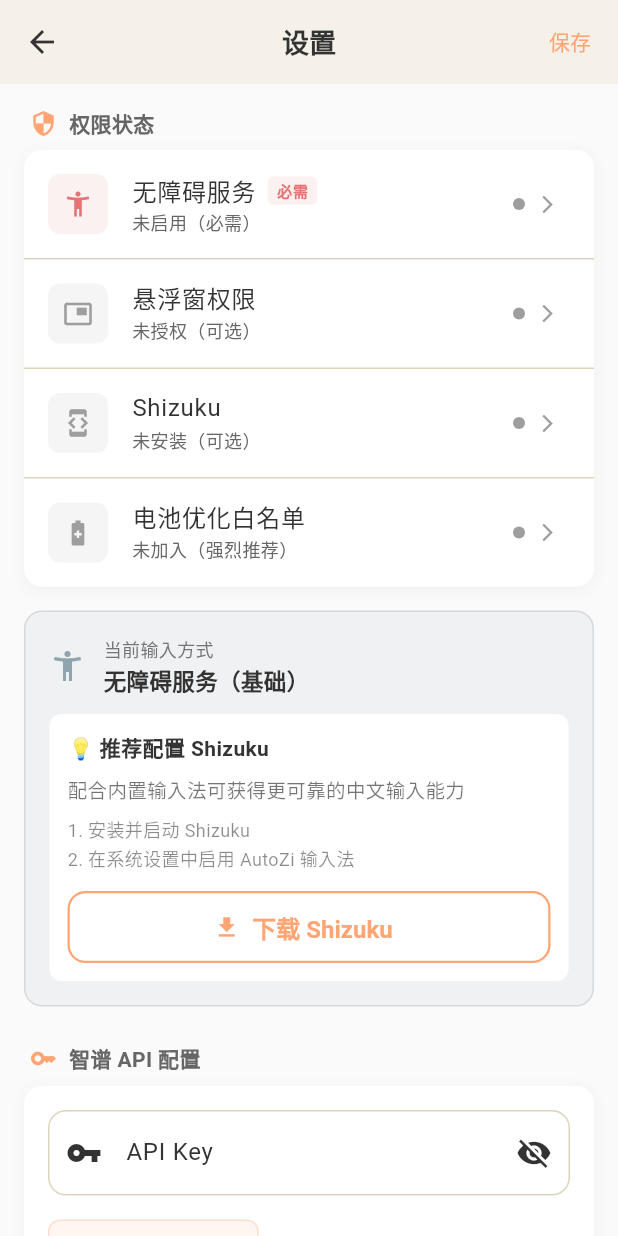
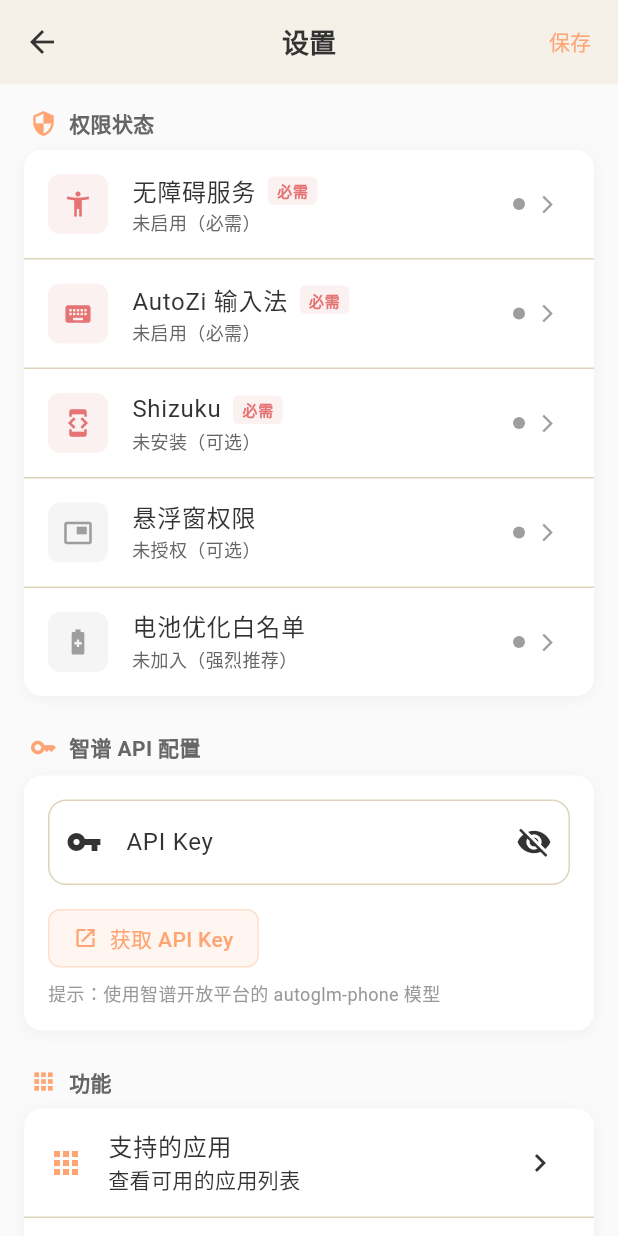
Before and after one commit to king0929zion/Auto-GLM-Android, a Flutter app: the SettingsPage screen opened by its route, after a tap on "Shizuku", on a phone screen of 412 x 824 dp. Run offline on Flutter 3.47's test engine with Material 3 defaults, Android fonts, the phone set to English and light mode, and no system bars; our stand-ins replace dio, shared_preferences; accounts and stored records are empty.

Commit message:
优化设置页：添加输入法权限引导，简化权限列表
- 添加 AutoZi 输入法检测和设置跳转
- 将 AutoZi 输入法和 Shizuku 设为必需
- 重新排序权限列表（必需在前）
- 移除输入方式说明卡片

```diff
--- a/lib/services/device/device_controller.dart
+++ b/lib/services/device/device_controller.dart
@@ -154,6 +154,26 @@ class DeviceController {
   Future<bool> stopKeepAliveService() async {
     try {
       final result = await _channel.invokeMethod<bool>('stopKeepAliveService');
+      return result ?? false;
+    } on PlatformException {
+      return false;
+    }
+  }
+
+  /// 检查AutoZi输入法是否已启用
+  Future<bool> isAutoZiImeEnabled() async {
+    try {
+      final result = await _channel.invokeMethod<bool>('isAutoZiImeEnabled');
+      return result ?? false;
+    } on PlatformException {
+      return false;
+    }
+  }
+
+  /// 打开输入法设置页面
+  Future<bool> openInputMethodSettings() async {
+    try {
+      final result = await _channel.invokeMethod<bool>('openInputMethodSettings');
       return result ?? false;
     } on PlatformException {
       return false;
--- a/lib/ui/screens/settings_page.dart
+++ b/lib/ui/screens/settings_page.dart
@@ -34,6 +34,7 @@ class _SettingsPageState extends State<SettingsPage> with WidgetsBindingObserver
   bool _shizukuRunning = false;
   bool _shizukuAuthorized = false;
   bool _batteryOptimizationIgnored = false;
+  bool _autoZiImeEnabled = false;
 
   final DeviceController _deviceController = DeviceController();
   Timer? _permissionCheckTimer;
@@ -85,6 +86,7 @@ class _SettingsPageState extends State<SettingsPage> with WidgetsBindingObserver
       _shizukuRunning = await _deviceController.isShizukuRunning();
       _shizukuAuthorized = await _deviceController.isShizukuAuthorized();
       _batteryOptimizationIgnored = await _deviceController.isIgnoringBatteryOptimizations();
+      _autoZiImeEnabled = await _deviceController.isAutoZiImeEnabled();
     } catch (e) {
       debugPrint('Check permissions error: $e');
     }
@@ -175,6 +177,28 @@ class _SettingsPageState extends State<SettingsPage> with WidgetsBindingObserver
               onTap: () => _deviceController.openAccessibilitySettings(),
             ),
             const Divider(height: 1),
+            // AutoZi 输入法
+            _buildPermissionTile(
+              title: 'AutoZi 输入法',
+              subtitle: _autoZiImeEnabled
+                  ? '已启用 - 支持可靠的中文输入'
+                  : '未启用（必需）',
+              icon: Icons.keyboard,
+              isGranted: _autoZiImeEnabled,
+              isRequired: true,
+              onTap: () => _deviceController.openInputMethodSettings(),
+            ),
+            const Divider(height: 1),
+            // Shizuku
+            _buildPermissionTile(
+              title: 'Shizuku',
+              subtitle: _getShizukuStatusText(),
+              icon: Icons.developer_mode,
+              isGranted: _shizukuAuthorized,
+              isRequired: true,
+              onTap: _handleShizukuAction,
+            ),
+            const Divider(height: 1),
             // 悬浮窗权限
             _buildPermissionTile(
               title: '悬浮窗权限',
@@ -183,15 +207,6 @@ class _SettingsPageState extends State<SettingsPage> with WidgetsBindingObserver
               isGranted: _overlayPermission,
               isRequired: false,
               onTap: () => _deviceController.openOverlaySettings(),
-            ),
-            const Divider(height: 1),
-            _buildPermissionTile(
-              title: 'Shizuku',
-              subtitle: _getShizukuStatusText(),
-              icon: Icons.developer_mode,
-              isGranted: _shizukuAuthorized,
-              isRequired: false,
-              onTap: _handleShizukuAction,
             ),
             const Divider(height: 1),
             // 电池优化白名单
@@ -206,10 +221,6 @@ class _SettingsPageState extends State<SettingsPage> with WidgetsBindingObserver
               onTap: () => _deviceController.requestIgnoreBatteryOptimizations(),
             ),
           ]),
-
-          // 输入方式说明卡片
-          const SizedBox(height: AppTheme.spacingMD),
-          _buildInputMethodCard(),
 
           const SizedBox(height: AppTheme.spacingLG),
 
@@ -529,106 +540,4 @@ class _SettingsPageState extends State<SettingsPage> with WidgetsBindingObserver
       ),
     );
   }
-
-  /// 构建输入方式说明卡片
-  Widget _buildInputMethodCard() {
-    final bool useShizuku = _shizukuAuthorized;
-
-    return Container(
-      padding: const EdgeInsets.all(AppTheme.spacingMD),
-      decoration: BoxDecoration(
-        color: useShizuku
-            ? AppTheme.success.withValues(alpha: 0.1)
-            : AppTheme.info.withValues(alpha: 0.1),
-        borderRadius: BorderRadius.circular(AppTheme.radiusMD),
-        border: Border.all(
-          color: useShizuku
-              ? AppTheme.success.withValues(alpha: 0.3)
-              : AppTheme.info.withValues(alpha: 0.3),
-        ),
-      ),
-      child: Column(
-        crossAxisAlignment: CrossAxisAlignment.start,
-        children: [
-          Row(
-            children: [
-              Icon(
-                useShizuku ? Icons.keyboard : Icons.accessibility_new,
-                color: useShizuku ? AppTheme.success : AppTheme.info,
-                size: 24,
-              ),
-              const SizedBox(width: 12),
-              Expanded(
-                child: Column(
-                  crossAxisAlignment: CrossAxisAlignment.start,
-                  children: [
-                    Text(
-                      '当前输入方式',
-                      style: TextStyle(
-                        fontSize: 12,
-                        color: Colors.grey[600],
-                      ),
-                    ),
-                    const SizedBox(height: 2),
-                    Text(
-                      useShizuku
-                          ? 'Shizuku + ADB Keyboard（推荐）'
-                          : '无障碍服务（基础）',
-                      style: const TextStyle(
-                        fontWeight: FontWeight.w600,
-                        fontSize: 15,
-                      ),
-                    ),
-                  ],
-                ),
-              ),
-            ],
-          ),
-          if (!useShizuku) ...[
-            const SizedBox(height: 12),
-            Container(
-              padding: const EdgeInsets.all(12),
-              decoration: BoxDecoration(
-                color: Colors.white,
-                borderRadius: BorderRadius.circular(8),
-              ),
-              child: Column(
-                crossAxisAlignment: CrossAxisAlignment.start,
-                children: [
-                  const Text(
-                    '💡 推荐配置 Shizuku',
-                    style: TextStyle(fontWeight: FontWeight.w600, fontSize: 14),
-                  ),
-                  const SizedBox(height: 8),
-                  const Text(
-                    '配合内置输入法可获得更可靠的中文输入能力',
-                    style: TextStyle(fontSize: 13, color: Colors.black54),
-                  ),
-                  const SizedBox(height: 8),
-                  const Text(
-                    '1. 安装并启动 Shizuku\n2. 在系统设置中启用 AutoZi 输入法',
-                    style: TextStyle(fontSize: 12, color: Colors.black45, height: 1.5),
-                  ),
-                  const SizedBox(height: 12),
-                  SizedBox(
-                    width: double.infinity,
-                    child: OutlinedButton.icon(
-                      onPressed: () async {
-                        final url = Uri.parse('https://shizuku.rikka.app/');
-                        if (await canLaunchUrl(url)) {
-                          await launchUrl(url, mode: LaunchMode.externalApplication);
-                        }
-                      },
-                      icon: const Icon(Icons.download, size: 18),
-                      label: const Text('下载 Shizuku'),
-                    ),
-                  ),
-                ],
-              ),
-            ),
-          ],
-        ],
-      ),
-    );
-  }
 }
```
Also changed, not shown: 1 other file.
